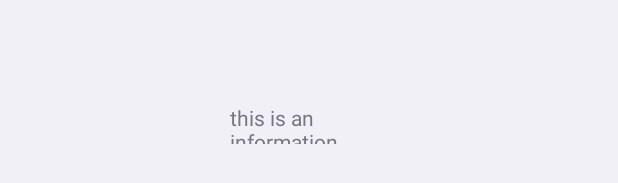
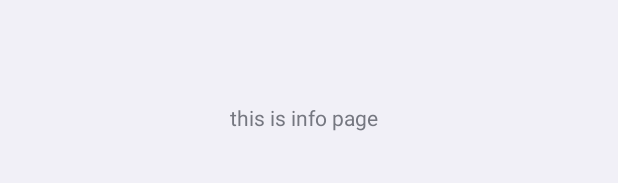
Before and after one commit to smenon1111/emergency_situations, an Android app: the layout info.xml on its own in the app's theme, with its tools: preview values and no code run, on a phone screen of 412 x 824 dp. Shown: the part 495-678 px from the top of the screen. Run offline under Robolectric (Android 15) with nearby library versions, the phone set to English and light mode, and no system bars.

Commit message:
Changed information to info.

```diff
--- a/app/src/main/res/values/strings.xml
+++ b/app/src/main/res/values/strings.xml
@@ -8,7 +8,7 @@
     <string name="infoButton">Info</string>
     <string name="settingsButton">Settings</string>
     <string name="levelsButton">Levels</string>
-    <string name="infoPage">this is an information page</string>
+    <string name="infoPage">this is info page</string>
     <string name="levelNumberHome">Level 1 : Fire at Home</string>
     <string name="categoryHome">Natural Disasters</string>
     <string name="playText">P L A Y</string>
```
